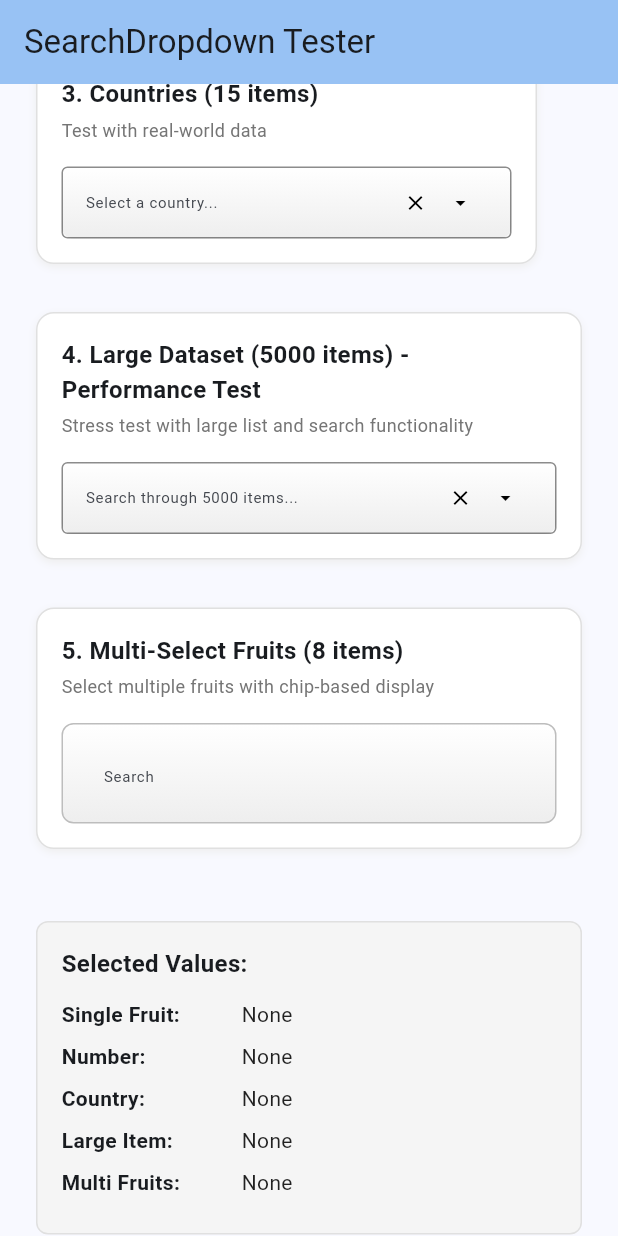
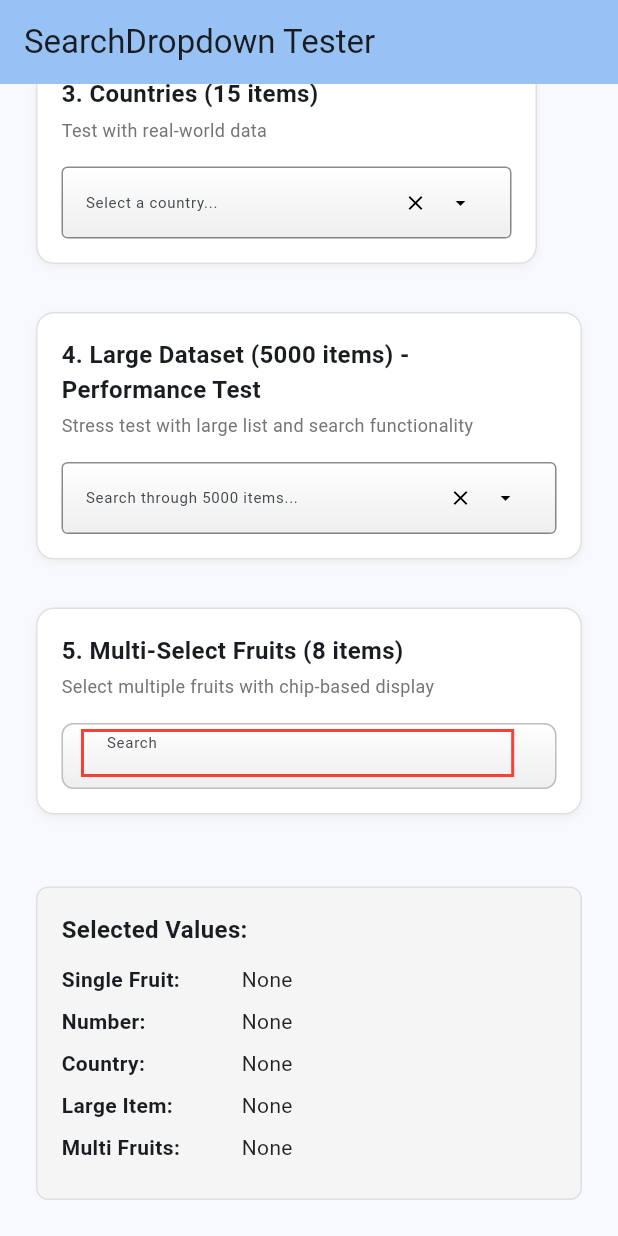
Before and after one commit to mauricev/item_dropper, a Flutter app: the screen it shows after launch, scrolled down 508 dp, on a phone screen of 412 x 824 dp. Run offline on Flutter 3.47's test engine with Material 3 defaults, Android fonts, the phone set to English and light mode, and no system bars; missing offline and left inert: window_manager.

Commit message:
it may be sized ok

```diff
--- a/lib/dropdown/basic_dropdown_multi_select.dart
+++ b/lib/dropdown/basic_dropdown_multi_select.dart
@@ -48,7 +48,7 @@ class _MultiSearchDropdownState<T> extends State<MultiSearchDropdown<T>> {
   // UI Layout Constants
   static const double _containerBorderRadius = 8.0;
   static const double _chipHorizontalPadding = 8.0;
-  static const double _chipVerticalPadding = 19.0; // Adjusted for natural 46px height
+  static const double _chipVerticalPadding = 9.5; // Fine-tuned for exactly 46px total height
   static const double _chipSpacing = 4.0;
   static const double _iconSize = 16.0;
   static const double _chipDeleteIconSize = 14.0;
@@ -95,12 +95,16 @@ class _MultiSearchDropdownState<T> extends State<MultiSearchDropdown<T>> {
   List<DropDownItem<T>> get _filtered {
     // Filter out already selected items
     final Set<T> excludeValues = _selected.map((item) => item.value).toSet();
-    return _filterUtils.getFiltered(
+    final result = _filterUtils.getFiltered(
       widget.items,
       _searchController.text,
       isUserEditing: true, // always filter in multi-select
       excludeValues: excludeValues,
     );
+    debugPrint('MULTI: _filtered - widget.items count: ${widget.items
+        .length}, filtered count: ${result
+        .length}, search text: "${_searchController.text}"');
+    return result;
   }
 
   bool _isSelected(DropDownItem<T> item) {
@@ -113,8 +117,12 @@ class _MultiSearchDropdownState<T> extends State<MultiSearchDropdown<T>> {
   }
 
   void _handleFocusChange() {
+    debugPrint('MULTI: _handleFocusChange - hasFocus: ${_focusNode
+        .hasFocus}, overlayShowing: ${_overlayController.isShowing}');
     if (_focusNode.hasFocus) {
       if (!_overlayController.isShowing && _filtered.isNotEmpty) {
+        debugPrint(
+            'MULTI: Showing overlay - filtered count: ${_filtered.length}');
         _safeSetState(() {
           _clearHighlights();
         });
@@ -123,6 +131,7 @@ class _MultiSearchDropdownState<T> extends State<MultiSearchDropdown<T>> {
     } else {
       // Don't hide overlay here - let explicit dismiss handle it
       // This prevents the overlay from closing when clicking on items
+      debugPrint('MULTI: Focus lost, not hiding overlay');
     }
   }
 
@@ -282,7 +291,8 @@ class _MultiSearchDropdownState<T> extends State<MultiSearchDropdown<T>> {
     return Container(
       key: widget.inputKey ?? _fieldKey,
       width: widget.width,
-      // Let content determine height naturally
+      height: _calculateMinHeight(),
+      // Constrain to calculated natural height
       decoration: BoxDecoration(
         gradient: LinearGradient(
           colors: [Colors.white, Colors.grey.shade200],
@@ -296,17 +306,23 @@ class _MultiSearchDropdownState<T> extends State<MultiSearchDropdown<T>> {
         borderRadius: BorderRadius.circular(_containerBorderRadius),
       ),
       child: Column(
-        mainAxisSize: MainAxisSize.min,
+        mainAxisSize: MainAxisSize.max,
+        // Fill available space instead of min
         crossAxisAlignment: CrossAxisAlignment.stretch,
         children: [
           // Integrated chips and text field area
           Padding(
-            padding: const EdgeInsets.fromLTRB(12.0, 8.0, 12.0, 4.0),
+            padding: const EdgeInsets.fromLTRB(12.0, 3.0, 12.0, 3.0),
+            // Consistent 12px padding
             child: LayoutBuilder(
               builder: (context, constraints) {
                 final double availableWidth = constraints.maxWidth;
                 final double textFieldWidth = _calculateTextFieldWidth(
                     availableWidth);
+
+                debugPrint(
+                    'MULTI: LayoutBuilder - availableWidth: $availableWidth, textFieldWidth: $textFieldWidth, selectedCount: ${_selected
+                        .length}');
 
                 return Wrap(
                   spacing: _chipSpacing,
@@ -333,8 +349,8 @@ class _MultiSearchDropdownState<T> extends State<MultiSearchDropdown<T>> {
 
   double _calculateTextFieldWidth(double availableWidth) {
     if (_selected.isEmpty) {
-      // No chips, TextField can take most available space
-      return availableWidth * 0.8; // Leave some space
+      // No chips, TextField can take almost full available space
+      return availableWidth * 0.95; // Take 95% of available space
     }
 
     // Estimate chip widths more accurately
@@ -352,21 +368,24 @@ class _MultiSearchDropdownState<T> extends State<MultiSearchDropdown<T>> {
   double _calculateMinHeight() {
     // Calculate natural height based on chip dimensions
     final double chipAreaHeight = _calculateChipAreaHeight();
-    final double topPadding = 8.0; // From Wrap padding
-    final double bottomPadding = 4.0; // From Wrap padding
+    final double topPadding = 8.0; // Consistent padding
+    final double bottomPadding = 4.0; // Consistent padding
 
     final double naturalHeight = topPadding + chipAreaHeight + bottomPadding;
 
-    // The natural height should be 46px based on our chip calculations
+    debugPrint(
+        'MULTI: _calculateMinHeight - chipAreaHeight: $chipAreaHeight, topPadding: $topPadding, bottomPadding: $bottomPadding, naturalHeight: $naturalHeight');
+
     return naturalHeight;
   }
 
   // Calculate height needed for chip area only
   double _calculateChipAreaHeight() {
-    // Calculate single chip height dynamically - adjust for 46px total height
+    // Calculate single chip height dynamically - account for symmetric padding
     final double fontSize = widget.textSize;
-    final double textHeight = fontSize * 1.2; // Rough line height estimate
-    final double verticalPadding = _chipVerticalPadding; // Use constant instead of hardcoded
+    final double textHeight = fontSize * 1.0; // Rough line height estimate
+    final double verticalPadding = _chipVerticalPadding *
+        2; // Top + bottom symmetric padding
     final double topMargin = 3.0; // Top margin from chip
     final double chipHeight = textHeight + verticalPadding + topMargin;
 
@@ -387,6 +406,13 @@ class _MultiSearchDropdownState<T> extends State<MultiSearchDropdown<T>> {
     final double totalHeight = (rows * chipHeight) + ((rows - 1) * runSpacing);
 
     return totalHeight;
+  }
+
+  static double _calculateTextFieldVerticalPadding() {
+    // Text height + equal padding above and below for centering
+    const double textHeight = 12.0; // Based on fontSize * 1.2
+    const double containerHeight = 34.0; // Match chip height
+    return (containerHeight - textHeight) / 2; // Center the text
   }
 
   Widget _buildChip(DropDownItem<T> item) {
@@ -432,22 +458,27 @@ class _MultiSearchDropdownState<T> extends State<MultiSearchDropdown<T>> {
   }
 
   Widget _buildTextFieldChip() {
-    return TextField(
+    return Container(
+      height: _calculateChipAreaHeight(), // Working height
+      decoration: BoxDecoration(
+        border: Border.all(color: Colors.red, width: 2.0), // Temporary border
+      ),
+      child: TextField(
         controller: _searchController,
         focusNode: _focusNode,
         style: TextStyle(fontSize: widget.textSize),
         decoration: InputDecoration(
           contentPadding: EdgeInsets.only(
-          left: 15.0,
-          right: 12.0,
-          top: _chipVerticalPadding, // Match chip vertical padding
-          bottom: _chipVerticalPadding, // Match chip vertical padding
+            left: widget.textSize * 1.5, // 10 * 1.5 = 15
+            right: widget.textSize * 1.2, // 10 * 1.2 = 12
+            top: widget.textSize * 0.75, // 10 * 0.75 = 7.5
+            bottom: widget.textSize * 1.75, // 10 * 1.75 = 17.5
           ),
-        isDense: true,
           border: InputBorder.none,
           hintText: 'Search',
         ),
         enabled: widget.enabled,
+      ),
     );
   }
 
```
Lines whose indentation alone changed are shown as unchanged.
